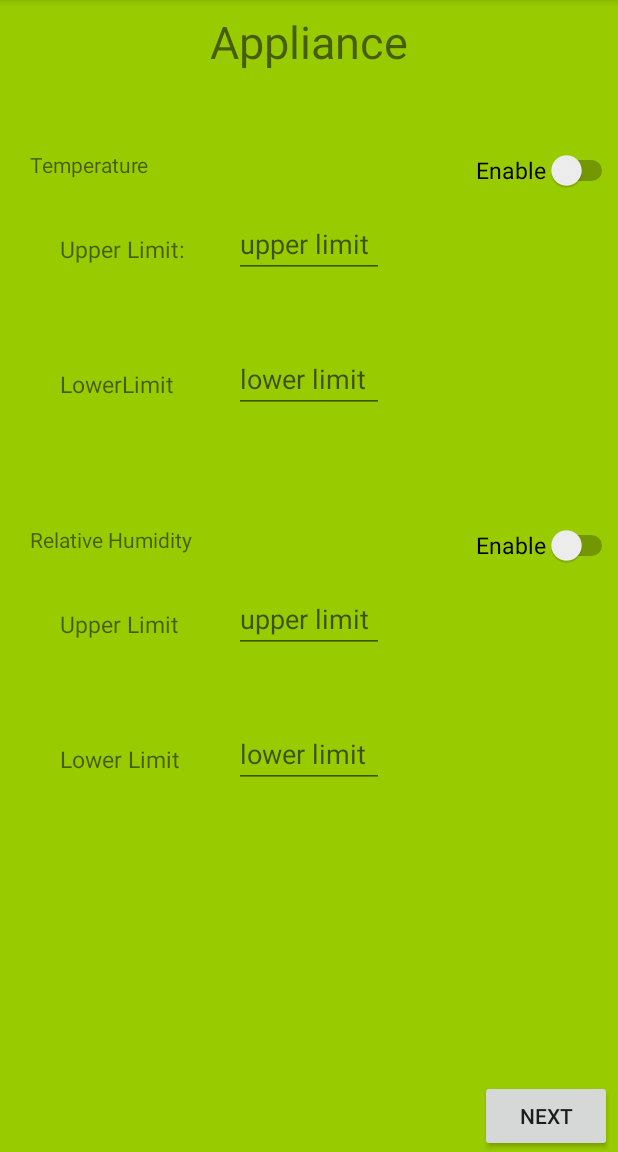
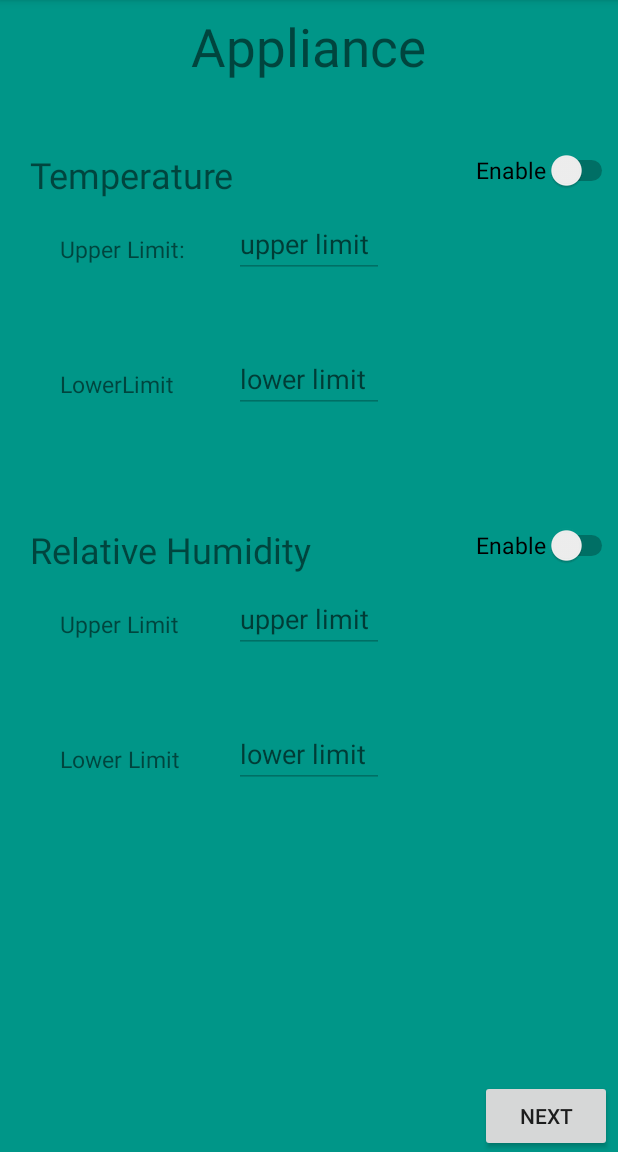
Before and after one commit to PrajwalMelath/FacilityMonitoringSystem, an Android app: the fragment DetailScreen1 placed in its activity, on a phone screen of 412 x 824 dp, the part 84-1236 px from its top. Run offline under Robolectric (Android 15) with nearby library versions, the phone set to English and light mode, and no system bars.

Commit message:
new update

```diff
--- a/app/src/main/java/com/shalaka/facilitymonitoringsystem/Adapter/DeviceAdapter.java
+++ b/app/src/main/java/com/shalaka/facilitymonitoringsystem/Adapter/DeviceAdapter.java
@@ -52,6 +52,6 @@ public class DeviceAdapter extends BaseAdapter {
     }
 
     public Integer [] thumbImages = {
-            R.drawable.ic_asset
+            R.drawable.ic_asset,R.drawable.ic_asset,R.drawable.ic_asset,R.drawable.ic_asset,R.drawable.ic_asset
     };
 }
--- a/app/src/main/java/com/shalaka/facilitymonitoringsystem/Adapter/RoomAdapter.java
+++ b/app/src/main/java/com/shalaka/facilitymonitoringsystem/Adapter/RoomAdapter.java
@@ -52,6 +52,6 @@ public class RoomAdapter extends BaseAdapter {
     }
 
     public Integer [] thumbImages = {
-            R.drawable.ic_assets
+            R.drawable.ic_assets,R.drawable.ic_assets,R.drawable.ic_assets
     };
 }
--- a/app/src/main/java/com/shalaka/facilitymonitoringsystem/fragment/DetailScreen1.java
+++ b/app/src/main/java/com/shalaka/facilitymonitoringsystem/fragment/DetailScreen1.java
@@ -7,10 +7,13 @@ import androidx.fragment.app.Fragment;
 import androidx.fragment.app.FragmentManager;
 import androidx.fragment.app.FragmentTransaction;
 
+import android.text.InputType;
 import android.view.LayoutInflater;
 import android.view.View;
 import android.view.ViewGroup;
 import android.widget.Button;
+import android.widget.EditText;
+import android.widget.Switch;
 
 import com.shalaka.facilitymonitoringsystem.R;
 
@@ -19,6 +22,12 @@ import com.shalaka.facilitymonitoringsystem.R;
 public class DetailScreen1 extends Fragment {
 Button btnNext;
 View view;
+EditText upr1,lwr1,upr2,lwr2;
+Switch s1,s2;
+    public void setTrackResource (int on){
+
+    }
+
 
     public DetailScreen1() {
         // Required empty public constructor
@@ -29,7 +38,17 @@ View view;
                              Bundle savedInstanceState) {
         // Inflate the layout for this fragment
         view = inflater.inflate(R.layout.screen1_detail, container, false);
+        upr1=view.findViewById(R.id.t_upper_limit);
+        lwr1=view.findViewById(R.id.t_lower_limit);
+        upr2=view.findViewById(R.id.r_upper_limit);
+        lwr2=view.findViewById(R.id.r_lower_limit);
+        upr1.setEnabled(false);
+        lwr1.setEnabled(false);
+        upr2.setEnabled(false);
+        lwr2.setEnabled(false);
+
         btnNext = view.findViewById(R.id.btnNext);
+
         btnNext.setOnClickListener(new View.OnClickListener() {
             @Override
             public void onClick(View v) {
@@ -42,8 +61,63 @@ View view;
             }
         });
 
+       s1=view.findViewById(R.id.switch1);
+        s2=view.findViewById(R.id.switch2);
+
+
+       s1.setOnClickListener(new View.OnClickListener() {
+            @Override
+            public void onClick(View v) {
+
+                if (s1.isChecked()) {
+                    upr1.setEnabled(true);
+                    upr1.setInputType(InputType.TYPE_CLASS_NUMBER);
+                    upr1.setFocusable(true);
+                    lwr1.setEnabled(true);
+                    lwr1.setInputType(InputType.TYPE_CLASS_NUMBER);
+                    lwr1.setFocusable(true);
+
+
+                } else {upr1.setEnabled(false);
+
+                    lwr1.setEnabled(false);
+
+
+                }
+
+            }
+        });
+
+        s2.setOnClickListener(new View.OnClickListener() {
+            @Override
+            public void onClick(View v) {
+
+                if (s2.isChecked()) {
+                    upr2.setEnabled(true);
+                    upr2.setInputType(InputType.TYPE_CLASS_NUMBER);
+                    upr2.setFocusable(true);
+                    lwr2.setEnabled(true);
+                    lwr2.setInputType(InputType.TYPE_CLASS_NUMBER);
+                    lwr2.setFocusable(true);
+
+
+                } else {upr2.setEnabled(false);
+
+                    lwr2.setEnabled(false);
+
+
+                }
+
+            }
+        });
+
 
         return view;
     }
 
+
+
+
+
+
 }
--- a/app/src/main/res/layout/activity_main.xml
+++ b/app/src/main/res/layout/activity_main.xml
@@ -15,5 +15,5 @@
         android:layout_width="match_parent"
         android:layout_height="match_parent"
         android:name="com.shalaka.facilitymonitoringsystem.fragment.Mainscreen"
-        />
+        tools:layout="@layout/room_list" />
 </FrameLayout>
--- a/app/src/main/res/layout/screen1_detail.xml
+++ b/app/src/main/res/layout/screen1_detail.xml
@@ -4,7 +4,7 @@
     android:id="@+id/frame_layout"
     android:layout_width="match_parent"
     android:layout_height="match_parent"
-    android:background="@android:color/holo_green_light"
+    android:background="#009688"
     tools:context=".fragment.DetailScreen1">
 
 
@@ -13,97 +13,99 @@
         android:layout_width="wrap_content"
         android:layout_height="wrap_content"
         android:layout_gravity="center_horizontal"
+        android:layout_marginTop="7dp"
         android:text="Appliance"
-        android:textSize="30sp"
-        android:layout_marginTop="7dp"/>
+        android:textSize="35sp"/>
 
     <TextView
+        android:id="@+id/temp"
         android:layout_width="wrap_content"
         android:layout_height="wrap_content"
-        android:id="@+id/temp"
+        android:layout_gravity="left"
+        android:layout_marginStart="20dp"
+        android:layout_marginTop="100dp"
         android:text="@string/temperature"
-        android:layout_gravity="left"
-        android:layout_marginTop="100dp"
-        android:layout_marginStart="20dp"/>
+        android:textSize="24dp" />
 
     <TextView
+        android:id="@+id/rh"
         android:layout_width="wrap_content"
         android:layout_height="wrap_content"
-        android:id="@+id/rh"
+        android:layout_gravity="left"
+        android:layout_marginLeft="20dp"
+        android:layout_marginTop="350dp"
+        android:textSize="24dp"
         android:text="@string/relative_humidity"
-        android:layout_gravity="left"
-        android:layout_marginTop="350dp"
-        android:layout_marginLeft="20dp"
         tools:ignore="RtlHardcoded" />
 
     <TextView
+        android:id="@+id/tUpp"
         android:layout_width="wrap_content"
         android:layout_height="wrap_content"
-        android:id="@+id/tUpp"
+        android:layout_marginStart="40dp"
+        android:layout_marginTop="155dp"
         android:text="@string/upper_limit"
-        android:textSize="15sp"
-        android:layout_marginTop="155dp"
-        android:layout_marginStart="40dp"/>
+        android:textSize="15sp" />
 
     <TextView
+        android:id="@+id/tLow"
         android:layout_width="wrap_content"
         android:layout_height="wrap_content"
-        android:id="@+id/tLow"
+        android:layout_marginStart="40dp"
+        android:layout_marginTop="245dp"
         android:text="@string/lowerlimit"
-        android:textSize="15sp"
-        android:layout_marginTop="245dp"
-        android:layout_marginStart="40dp"/>
+        android:textSize="15sp" />
 
     <TextView
+        android:id="@+id/rUpp"
         android:layout_width="wrap_content"
         android:layout_height="wrap_content"
-        android:id="@+id/rUpp"
+        android:layout_marginStart="40dp"
+        android:layout_marginTop="405dp"
         android:text="@string/upper_limit1"
-        android:textSize="15sp"
-        android:layout_marginTop="405dp"
-        android:layout_marginStart="40dp"/>
+        android:textSize="15sp" />
 
     <TextView
+        android:id="@+id/rLow"
         android:layout_width="wrap_content"
         android:layout_height="wrap_content"
-        android:id="@+id/rLow"
-        android:textSize="15sp"
+        android:layout_marginStart="40dp"
+        android:layout_marginTop="495dp"
         android:text="@string/lower_limit1"
-        android:layout_marginStart="40dp"
-        android:layout_marginTop="495dp"/>
+        android:textSize="15sp" />
 
 
     <EditText
+        android:id="@+id/t_upper_limit"
         android:layout_width="100sp"
         android:layout_height="wrap_content"
-        android:id="@+id/t_upper_limit"
-        android:hint="@string/upper_limit2"
         android:layout_gravity="center_horizontal"
-        android:layout_marginTop="140dp"/>
+        android:layout_marginTop="140dp"
+        android:hint="@string/upper_limit2" />
 
     <EditText
+        android:id="@+id/t_lower_limit"
         android:layout_width="100sp"
         android:layout_height="wrap_content"
-        android:id="@+id/t_lower_limit"
-        android:hint="@string/lower_limit2"
         android:layout_gravity="center_horizontal"
-        android:layout_marginTop="230dp"/>
+        android:layout_marginTop="230dp"
+        android:hint="@string/lower_limit2" />
 
     <EditText
+        android:id="@+id/r_upper_limit"
         android:layout_width="100sp"
         android:layout_height="wrap_content"
-        android:id="@+id/r_upper_limit"
-        android:hint="@string/upper_limit3"
         android:layout_gravity="center_horizontal"
-        android:layout_marginTop="390dp"/>
+        android:layout_marginTop="390dp"
+        android:hint="@string/upper_limit3" />
 
     <EditText
+        android:id="@+id/r_lower_limit"
         android:layout_width="100dp"
         android:layout_height="wrap_content"
-        android:id="@+id/r_lower_limit"
-        android:hint="@string/lower_limit3"
         android:layout_gravity="center_horizontal"
-        android:layout_marginTop="480dp"/>
+        android:layout_marginTop="480dp"
+        android:hint="@string/lower_limit3" />
 
     <Button
         android:id="@+id/btnNext"
@@ -122,6 +124,7 @@
         android:layout_gravity="right"
         android:layout_marginTop="100dp"
         android:text="@string/enable"
+
         android:textSize="15sp"
         tools:ignore="RtlHardcoded" />
 
@@ -130,14 +133,9 @@
         android:layout_width="wrap_content"
         android:layout_height="wrap_content"
         android:layout_gravity="right"
+        android:layout_marginTop="350dp"
         android:text="@string/enable"
-        android:textSize="15sp"
-        android:layout_marginTop="350dp"
-        />
-
-
-
-
+        android:textSize="15sp" />
 
 
 </FrameLayout>
```
Also changed, not shown: app/src/main/java/com/shalaka/facilitymonitoringsystem/fragment/DetailScreen2.java (+25 -1 lines), app/src/main/java/com/shalaka/facilitymonitoringsystem/fragment/DetailScreen3.java (+20 -0 lines), app/src/main/res/layout/device_list.xml (+6 -6 lines), app/src/main/res/layout/gridview_item.xml (+4 -4 lines), app/src/main/res/layout/room_list.xml (+7 -7 lines), app/src/main/res/layout/screen2_detail.xml (+11 -7 lines), app/src/main/res/layout/screen3_detail.xml (+30 -5 lines), app/src/main/res/values/strings.xml (+6 -1 lines).
